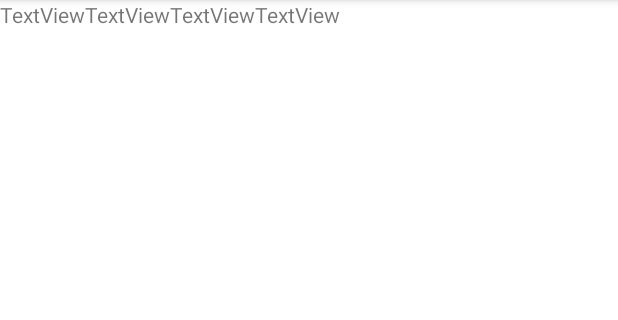
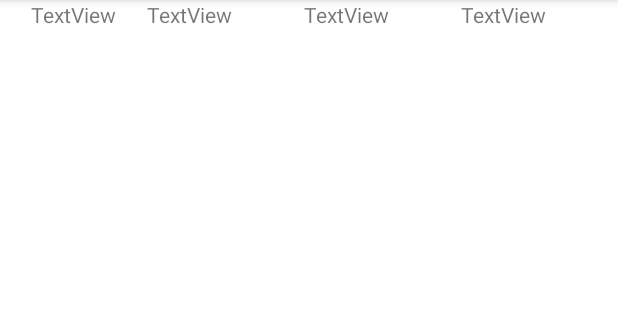
Before and after one commit to Danielo858585/GameScore2, an Android app: the ScoresActivity screen opened directly, with no data from a screen before it, on a phone screen of 412 x 824 dp, the part 84-404 px from its top. Run offline under Robolectric (Android 15) with nearby library versions, the phone set to English and light mode, and no system bars; 3 statements that could not run were skipped.

Commit message:
Modyfikacje graczy

```diff
--- a/app/src/main/java/com/example/gamescore/ScoresActivity.kt
+++ b/app/src/main/java/com/example/gamescore/ScoresActivity.kt
@@ -9,7 +9,8 @@ import java.util.logging.Logger
 class ScoresActivity : AppCompatActivity() {
     lateinit var imiona : ArrayList<String>
     var liczbaUczestnikow : Int = 0
-    final var TAG : String = "ScoresActivity"
+    final var TAG : String = "ScoresActivity SPRAWDZENIE"
+
     override fun onCreate(savedInstanceState: Bundle?) {
         super.onCreate(savedInstanceState)
         setContentView(R.layout.activity_scores)
--- a/app/src/main/res/layout/activity_scores.xml
+++ b/app/src/main/res/layout/activity_scores.xml
@@ -15,31 +15,36 @@
         app:layout_constraintEnd_toEndOf="parent"
         app:layout_constraintHorizontal_bias="0.0"
         app:layout_constraintStart_toStartOf="parent"
-        tools:layout_editor_absoluteY="0dp">
+        tools:layout_editor_absoluteY="-35dp">
 
         <TextView
             android:id="@+id/tv_imie1"
             android:layout_width="wrap_content"
-            android:layout_height="wrap_content"
-            android:text="TextView" />
+            android:layout_height="50dp"
+            android:layout_weight="1"
+            android:text="TextView"
+            style="@style/ImionaGraczy"/>
 
         <TextView
             android:id="@+id/tv_imie2"
             android:layout_width="wrap_content"
             android:layout_height="wrap_content"
-            android:text="TextView" />
+            android:text="TextView"
+            android:layout_weight="1"/>
 
         <TextView
             android:id="@+id/tv_imie3"
             android:layout_width="wrap_content"
             android:layout_height="wrap_content"
-            android:text="TextView" />
+            android:text="TextView"
+            android:layout_weight="1"/>
 
         <TextView
             android:id="@+id/tv_imie4"
             android:layout_width="wrap_content"
             android:layout_height="wrap_content"
-            android:text="TextView" />
+            android:text="TextView"
+            android:layout_weight="1"/>
     </LinearLayout>
 
 </androidx.constraintlayout.widget.ConstraintLayout>
--- a/app/src/main/res/values/themes.xml
+++ b/app/src/main/res/values/themes.xml
@@ -13,4 +13,8 @@
         <item name="android:statusBarColor" tools:targetApi="l">?attr/colorPrimaryVariant</item>
         <!-- Customize your theme here. -->
     </style>
+    <style name="ImionaGraczy">
+        <item name="android:width">50dp</item>
+        <item name="android:textAlignment">center</item>
+    </style>
 </resources>
```
Also changed, not shown: app/src/main/java/com/example/gamescore/CardsActivity.kt (+73 -19 lines).
